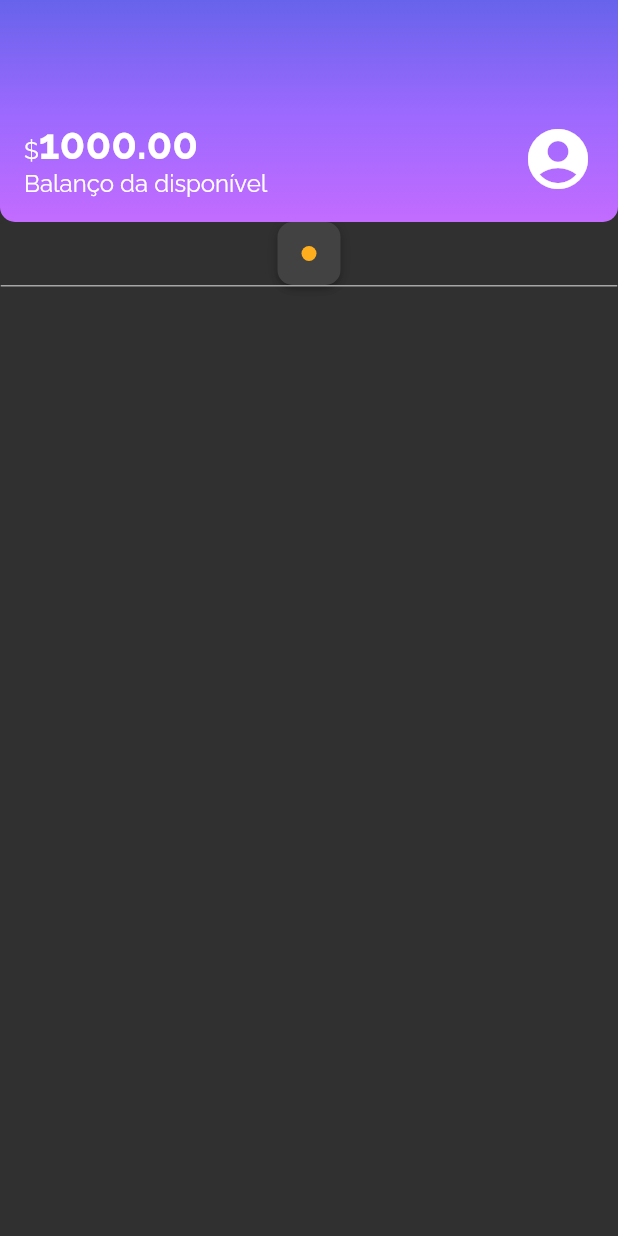
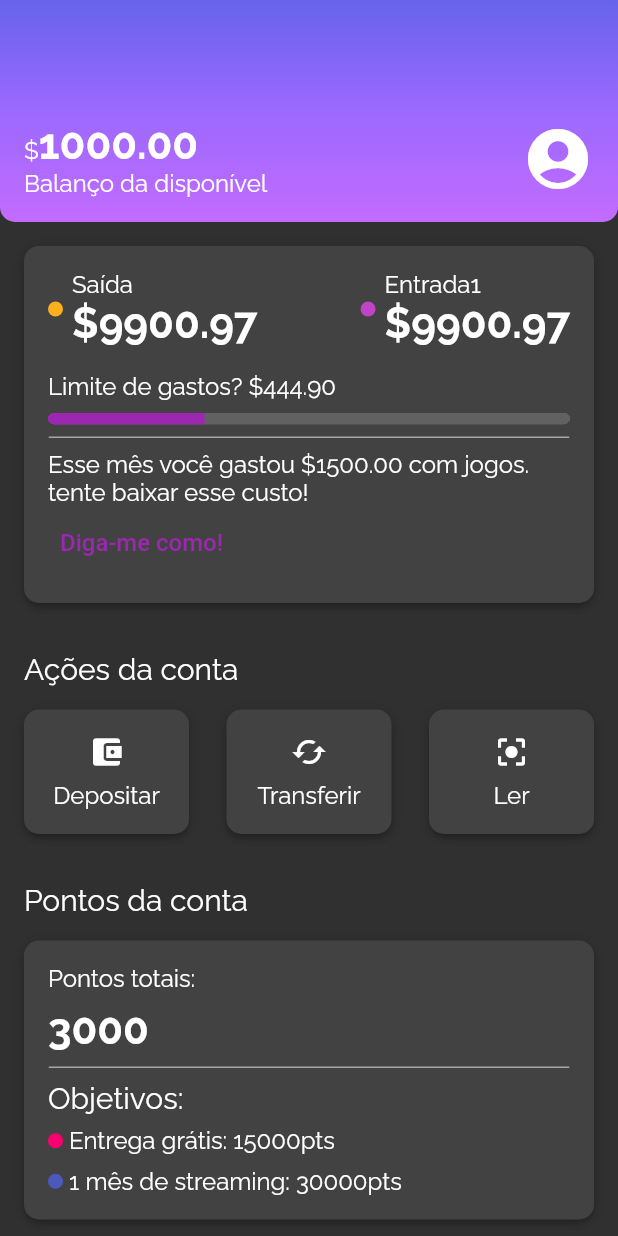
Before and after one commit to erikbernard/alubank, a Flutter app: the screen it shows after launch, on a phone screen of 412 x 824 dp. Run offline on Flutter 3.47's test engine with Material 2 defaults, Android fonts, the phone set to English and light mode, and no system bars; our stand-ins replace google_fonts.

Commit message:
feat: created components AccountPoints, AccountActions and RecentActivity

```diff
--- /dev/null
+++ b/lib/components/sections/account_actions.dart
@@ -0,0 +1,87 @@
+import 'package:alubank/components/box_card.dart';
+import 'package:flutter/material.dart';
+
+class AccountActions extends StatelessWidget {
+  const AccountActions({super.key});
+
+  @override
+  Widget build(BuildContext context) {
+    return Padding(
+      padding: const EdgeInsets.all(16),
+      child: Column(
+        crossAxisAlignment: CrossAxisAlignment.start,
+        children: [
+          Padding(
+            padding: const EdgeInsets.only(bottom: 16.0),
+            child: Text(
+              "Ações da conta",
+              style: Theme.of(context).textTheme.titleMedium,
+            ),
+          ),
+          Row(
+            mainAxisAlignment: MainAxisAlignment.spaceBetween,
+            children: [
+              InkWell(
+                onTap: () {},
+                child: const Boxcard(
+                  boxContent: _AccountActionsContent(
+                    icon: Icon(
+                      Icons.account_balance_wallet,
+                    ),
+                    text: "Depositar",
+                  ),
+                ),
+              ),
+              InkWell(
+                onTap: () {},
+                child: const Boxcard(
+                  boxContent: _AccountActionsContent(
+                    icon: Icon(
+                      Icons.cached,
+                    ),
+                    text: "Transferir",
+                  ),
+                ),
+              ),
+              InkWell(
+                onTap: () {},
+                child: const Boxcard(
+                  boxContent: _AccountActionsContent(
+                    icon: Icon(
+                      Icons.center_focus_strong,
+                    ),
+                    text: "Ler",
+                  ),
+                ),
+              ),
+            ],
+          )
+        ],
+      ),
+    );
+  }
+}
+
+class _AccountActionsContent extends StatelessWidget {
+  final Icon icon;
+  final String text;
+  const _AccountActionsContent(
+      {Key? key, required this.icon, required this.text})
+      : super(key: key);
+
+  @override
+  Widget build(BuildContext context) {
+    return SizedBox(
+      width: 78,
+      child: Column(
+        children: [
+          Padding(
+            padding: const EdgeInsets.only(bottom: 8.0),
+            child: icon,
+          ),
+          Text(text),
+        ],
+      ),
+    );
+  }
+}
--- /dev/null
+++ b/lib/components/sections/account_points.dart
@@ -0,0 +1,81 @@
+import 'package:alubank/components/box_card.dart';
+import 'package:alubank/components/color_dot.dart';
+import 'package:alubank/components/content_division.dart';
+import 'package:alubank/themes/theme_colors.dart';
+import 'package:flutter/material.dart';
+
+class AccountPoints extends StatelessWidget {
+  const AccountPoints({super.key});
+
+  @override
+  Widget build(BuildContext context) {
+    return Padding(
+      padding: const EdgeInsets.all(16),
+      child: Column(
+        crossAxisAlignment: CrossAxisAlignment.start,
+        children: [
+          Padding(
+            padding: const EdgeInsets.only(bottom: 16.0),
+            child: Text(
+              "Pontos da conta",
+              style: Theme.of(context).textTheme.titleMedium,
+            ),
+          ),
+          const Boxcard(
+            boxContent: _AccountPointsContent(),
+          ),
+        ],
+      ),
+    );
+  }
+}
+
+class _AccountPointsContent extends StatelessWidget {
+  const _AccountPointsContent({super.key});
+
+  @override
+  Widget build(BuildContext context) {
+    return Column(
+      crossAxisAlignment: CrossAxisAlignment.start,
+      children: [
+        const Padding(
+          padding: EdgeInsets.only(bottom: 8.0),
+          child: Text('Pontos totais:'),
+        ),
+        Text(
+          '3000',
+          style: Theme.of(context).textTheme.bodyLarge,
+        ),
+        const Padding(
+          padding: EdgeInsets.only(top: 8.0, bottom: 8.0),
+          child: ContentDivision(),
+        ),
+        Text(
+          'Objetivos:',
+          style: Theme.of(context).textTheme.titleMedium,
+        ),
+        Padding(
+          padding: const EdgeInsets.only(top: 8.0, bottom: 8.0),
+          child: Row(
+            children: [
+              Padding(
+                padding: const EdgeInsets.only(right: 4.0),
+                child: ColorDot(color: ThemeColors.AccountPoints['delivery']),
+              ),
+              const Text('Entrega grátis: 15000pts'),
+            ],
+          ),
+        ),
+        Row(
+          children: [
+            Padding(
+              padding: const EdgeInsets.only(right: 4.0),
+              child: ColorDot(color: ThemeColors.AccountPoints['streaming']),
+            ),
+            const Text('1 mês de streaming: 30000pts'),
+          ],
+        ),
+      ],
+    );
+  }
+}
--- /dev/null
+++ b/lib/components/sections/recent_activity.dart
@@ -0,0 +1,94 @@
+import 'package:alubank/components/box_card.dart';
+import 'package:alubank/components/color_dot.dart';
+import 'package:alubank/components/content_division.dart';
+import 'package:alubank/themes/theme_colors.dart';
+import 'package:flutter/material.dart';
+
+class RecentActivity extends StatelessWidget {
+  const RecentActivity({super.key});
+
+  @override
+  Widget build(BuildContext context) {
+    return const Padding(
+      padding: EdgeInsets.all(16),
+      child: Boxcard(boxContent: _RecentActivityContent()),
+    );
+  }
+}
+
+class _RecentActivityContent extends StatelessWidget {
+  const _RecentActivityContent({Key? key}) : super(key: key);
+
+  @override
+  Widget build(BuildContext context) {
+    return Column(
+      crossAxisAlignment: CrossAxisAlignment.start,
+      children: [
+        Row(
+          mainAxisAlignment: MainAxisAlignment.spaceBetween,
+          children: [
+            Row(
+              children: [
+                Padding(
+                  padding: const EdgeInsets.only(right: 6.0),
+                  child: ColorDot(color: ThemeColors.recentActivity['spent']),
+                ),
+                Column(
+                  crossAxisAlignment: CrossAxisAlignment.start,
+                  children: [
+                    Text("Saída"),
+                    Text("\$9900.97",
+                        style: Theme.of(context).textTheme.bodyLarge),
+                  ],
+                )
+              ],
+            ),
+            Row(
+              children: [
+                Padding(
+                  padding: const EdgeInsets.only(right: 6.0),
+                  child: ColorDot(color: ThemeColors.recentActivity['income']),
+                ),
+                Column(
+                  crossAxisAlignment: CrossAxisAlignment.start,
+                  children: [
+                    Text("Entrada1"),
+                    Text("\$9900.97",
+                        style: Theme.of(context).textTheme.bodyLarge),
+                  ],
+                )
+              ],
+            ),
+          ],
+        ),
+        const Padding(
+          padding: EdgeInsets.only(top: 16.0, bottom: 8.0),
+          child: Text("Limite de gastos? \$444.90"),
+        ),
+        Container(
+          clipBehavior: Clip.hardEdge,
+          decoration: BoxDecoration(
+            borderRadius: BorderRadius.circular(5),
+          ),
+          child: const LinearProgressIndicator(
+            value: 0.3,
+            minHeight: 8,
+          ),
+        ),
+        const Padding(
+          padding: EdgeInsets.only(top: 8.0, bottom: 8.0),
+          child: ContentDivision(),
+        ),
+        const Text(
+            "Esse mês você gastou \$1500.00 com jogos. tente baixar esse custo! "),
+        TextButton(
+          onPressed: () {},
+          child: const Text(
+            "Diga-me como!",
+            style: TextStyle(fontSize: 16),
+          ),
+        )
+      ],
+    );
+  }
+}
--- a/lib/screens/home.dart
+++ b/lib/screens/home.dart
@@ -1,8 +1,7 @@
-import 'package:alubank/components/box_card.dart';
-import 'package:alubank/components/color_dot.dart';
-import 'package:alubank/components/content_division.dart';
+import 'package:alubank/components/sections/account_actions.dart';
+import 'package:alubank/components/sections/account_points.dart';
 import 'package:alubank/components/sections/header.dart';
-import 'package:alubank/themes/theme_colors.dart';
+import 'package:alubank/components/sections/recent_activity.dart';
 import 'package:flutter/material.dart';
 
 class Home extends StatelessWidget {
@@ -11,16 +10,15 @@ class Home extends StatelessWidget {
   @override
   Widget build(BuildContext context) {
     return Scaffold(
-      body: Column(
-        children: [
-          Header(),
-          Boxcard(
-            boxContent: ColorDot(
-              color: ThemeColors.recentActivity['spent'],
-            ),
-          ),
-          ContentDivision()
-        ],
+      body: SingleChildScrollView(
+        child: Column(
+          children: const [
+            Header(),
+            RecentActivity(),
+            AccountActions(),
+            AccountPoints(),
+          ],
+        ),
       ),
     );
   }
```
Also changed, not shown: 1 other file.
